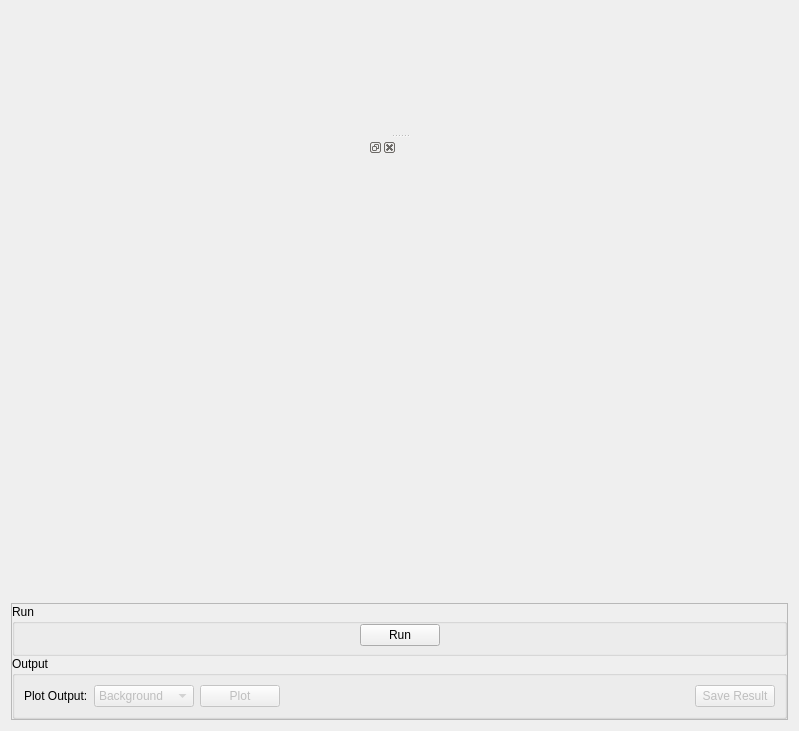
mantidproject/mantid, file qt/scientific_interfaces/Indirect/IqtFit.ui: the form before one commit.
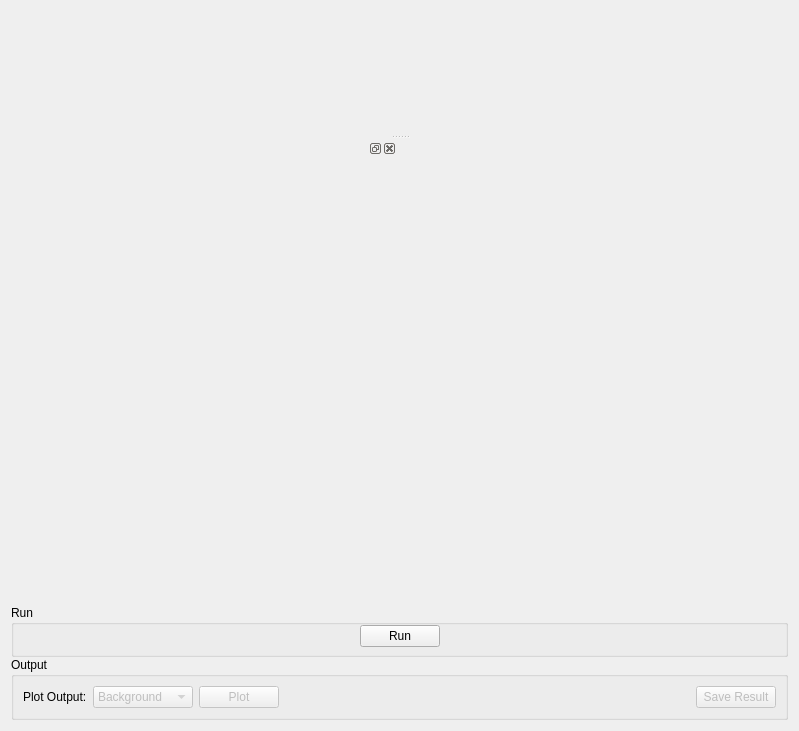
The form after the commit. Custom widgets are drawn as their Qt base class.

```diff
--- a/qt/scientific_interfaces/Indirect/IqtFit.ui
+++ b/qt/scientific_interfaces/Indirect/IqtFit.ui
@@ -45,12 +45,6 @@
        </item>
        <item>
         <widget class="QFrame" name="frame">
-         <property name="frameShape">
-          <enum>QFrame::StyledPanel</enum>
-         </property>
-         <property name="frameShadow">
-          <enum>QFrame::Raised</enum>
-         </property>
          <layout class="QVBoxLayout" name="verticalLayout_3">
           <property name="spacing">
            <number>0</number>
```
